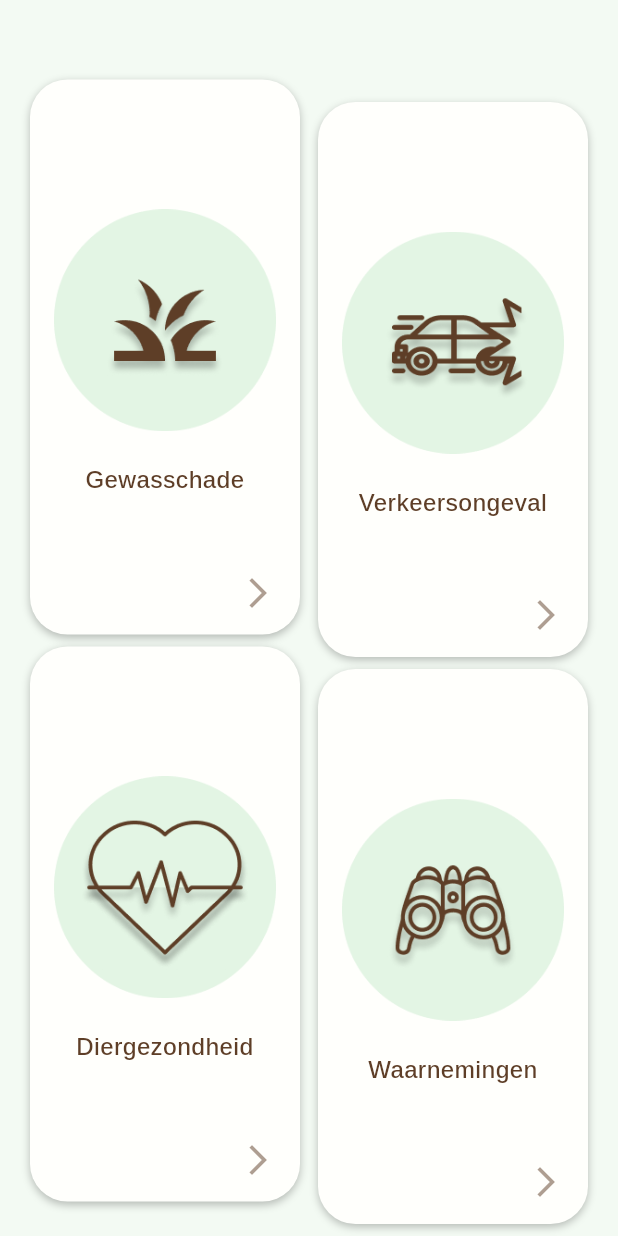
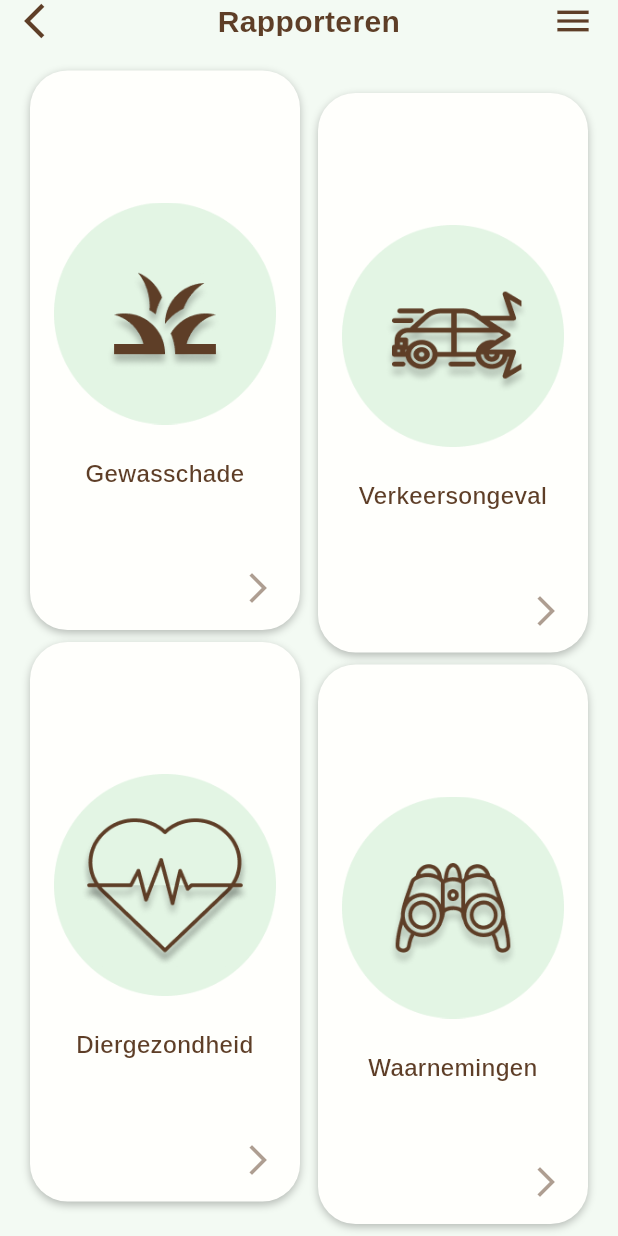
Before and after one commit to WildLife-NL/wildrapport, a Flutter app: the screen it shows after launch, on a phone screen of 412 x 824 dp. Run offline on Flutter 3.47's test engine with Material 3 defaults, Android fonts, the phone set to English and light mode, and no system bars.

Commit message:
Created appbar widget, added it to Rapporteren widget/screen.

```diff
--- /dev/null
+++ b/lib/widgets/app_bar.dart
@@ -0,0 +1,92 @@
+import 'package:flutter/material.dart';
+import 'package:wildrapport/constants/app_colors.dart';
+
+class CustomAppBar extends StatelessWidget {
+  final IconData? leftIcon;
+  final String? centerText;
+  final IconData? rightIcon;
+  final VoidCallback? onLeftIconPressed;
+  final VoidCallback? onRightIconPressed;
+
+  const CustomAppBar({
+    super.key,
+    this.leftIcon,
+    this.centerText,
+    this.rightIcon,
+    this.onLeftIconPressed,
+    this.onRightIconPressed,
+  });
+
+  @override
+  Widget build(BuildContext context) {
+    return Container(
+      height: 24,
+      color: Colors.transparent,
+      child: Row(
+        children: [
+          // Left section (1/4 of space)
+          Expanded(
+            flex: 1,
+            child: Row(
+              mainAxisSize: MainAxisSize.min,
+              children: [
+                if (leftIcon != null)
+                  Padding(
+                    padding: const EdgeInsets.only(left: 16.0),
+                    child: GestureDetector(
+                      onTap: onLeftIconPressed,
+                      child: Icon(
+                        Icons.arrow_back_ios,
+                        color: AppColors.brown,
+                        size: 28,
+                      ),
+                    ),
+                  ),
+              ],
+            ),
+          ),
+
+          // Center text (2/4 of space)
+          Expanded(
+            flex: 2,
+            child: Center(
+              child: Text(
+                centerText ?? '',
+                style: const TextStyle(
+                  color: AppColors.brown,
+                  fontSize: 20,
+                  fontFamily: 'Arimo',
+                  fontWeight: FontWeight.bold,
+                ),
+                overflow: TextOverflow.ellipsis,
+                textAlign: TextAlign.center,
+              ),
+            ),
+          ),
+
+          // Right section (1/4 of space)
+          Expanded(
+            flex: 1,
+            child: Row(
+              mainAxisAlignment: MainAxisAlignment.end,
+              children: [
+                if (rightIcon != null)
+                  Padding(
+                    padding: const EdgeInsets.only(right: 16.0),
+                    child: GestureDetector(
+                      onTap: onRightIconPressed,
+                      child: Icon(
+                        Icons.menu,
+                        color: AppColors.brown,
+                        size: 28,
+                      ),
+                    ),
+                  ),
+              ],
+            ),
+          ),
+        ],
+      ),
+    );
+  }
+}
--- a/lib/widgets/rapporteren.dart
+++ b/lib/widgets/rapporteren.dart
@@ -2,6 +2,7 @@
 import 'package:flutter/material.dart';
 import 'package:wildrapport/constants/app_colors.dart';
 import 'package:wildrapport/constants/app_text_theme.dart';
+import 'package:wildrapport/widgets/app_bar.dart';
 
 class Rapporteren extends StatelessWidget {
   const Rapporteren({super.key});
@@ -12,7 +13,18 @@ class Rapporteren extends StatelessWidget {
       body: SafeArea(
         child: Column(
           children: [
-            const SizedBox(height: 60), // App bar space
+            CustomAppBar(
+              leftIcon: Icons.arrow_forward_ios,
+              centerText: 'Rapporteren',
+              rightIcon: Icons.menu,
+              onLeftIconPressed: () {
+                // Handle back button press
+              },
+              onRightIconPressed: () {
+                // Handle menu button press
+              },
+            ),
+            const SizedBox(height: 30), // App bar space
             Expanded(
               child: Padding(
                 padding: const EdgeInsets.symmetric(horizontal: 20.0, vertical: 8.0), // Added horizontal padding
```
